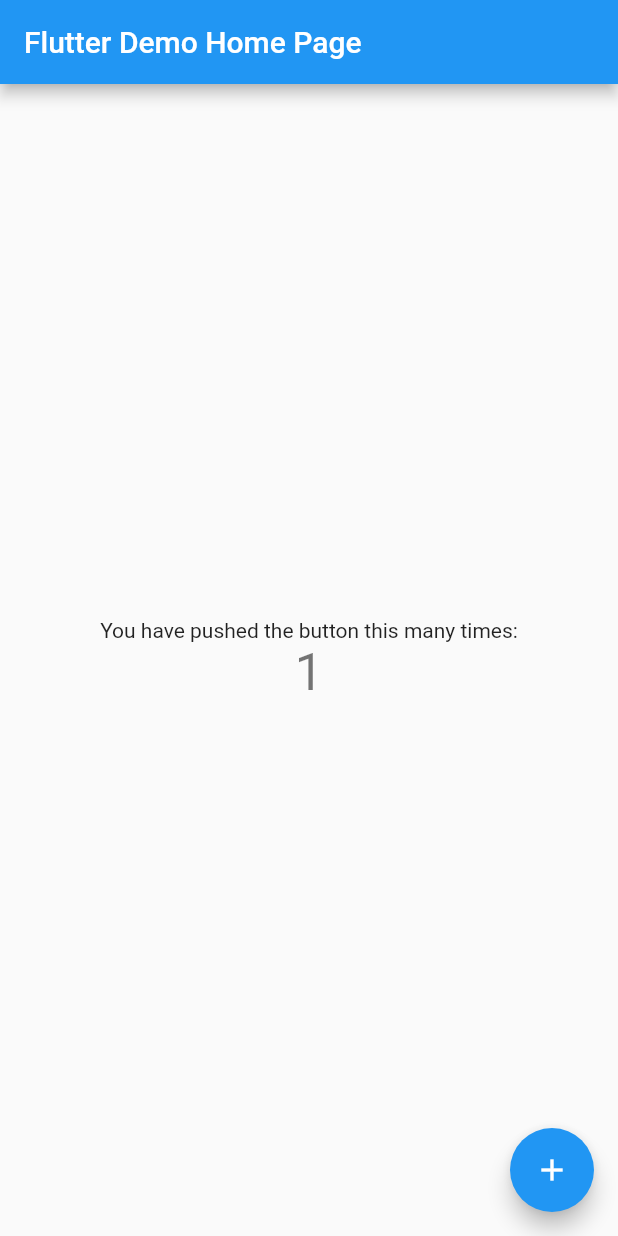
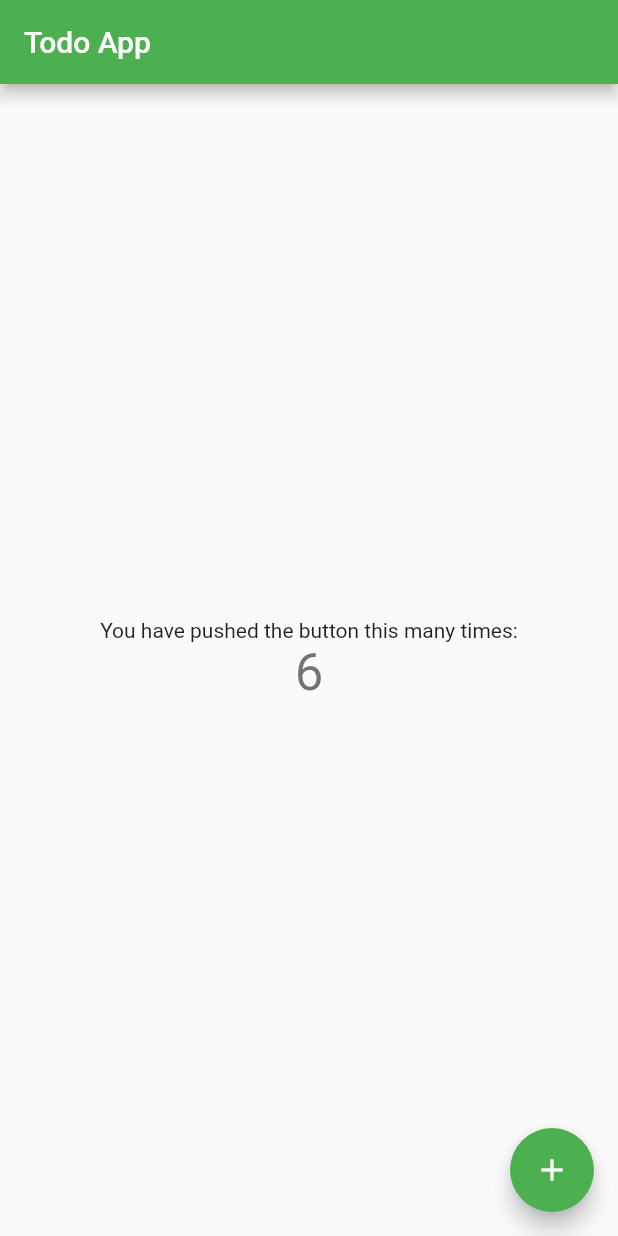
Before and after one commit to rookasrudzianskas/flutter-test, a Flutter app: the screen it shows after launch, after a tap on the "add" icon, on a phone screen of 412 x 824 dp. Run offline on Flutter 3.47's test engine with Material 2 defaults, Android fonts, the phone set to English and light mode, and no system bars.

Commit message:
Add a green theme
This is a commit message that describes the changes and the reasoning behind them.

This is a second paragraph.

This is a third paragraph.

```diff
--- a/lib/main.dart
+++ b/lib/main.dart
@@ -13,33 +13,15 @@ class MyApp extends StatelessWidget {
     return MaterialApp(
       title: 'Flutter Demo',
       theme: ThemeData(
-        // This is the theme of your application.
-        //
-        // Try running your application with "flutter run". You'll see the
-        // application has a blue toolbar. Then, without quitting the app, try
-        // changing the primarySwatch below to Colors.green and then invoke
-        // "hot reload" (press "r" in the console where you ran "flutter run",
-        // or simply save your changes to "hot reload" in a Flutter IDE).
-        // Notice that the counter didn't reset back to zero; the application
-        // is not restarted.
-        primarySwatch: Colors.blue,
+        primarySwatch: Colors.green,
       ),
-      home: const MyHomePage(title: 'Flutter Demo Home Page'),
+      home: const MyHomePage(title: 'Todo App'),
     );
   }
 }
 
 class MyHomePage extends StatefulWidget {
   const MyHomePage({super.key, required this.title});
-
-  // This widget is the home page of your application. It is stateful, meaning
-  // that it has a State object (defined below) that contains fields that affect
-  // how it looks.
-
-  // This class is the configuration for the state. It holds the values (in this
-  // case the title) provided by the parent (in this case the App widget) and
-  // used by the build method of the State. Fields in a Widget subclass are
-  // always marked "final".
 
   final String title;
 
@@ -52,32 +34,17 @@ class _MyHomePageState extends State<MyHomePage> {
 
   void _incrementCounter() {
     setState(() {
-      // This call to setState tells the Flutter framework that something has
-      // changed in this State, which causes it to rerun the build method below
-      // so that the display can reflect the updated values. If we changed
-      // _counter without calling setState(), then the build method would not be
-      // called again, and so nothing would appear to happen.
-      _counter++;
+      _counter = _counter + 6;
     });
   }
 
   @override
   Widget build(BuildContext context) {
-    // This method is rerun every time setState is called, for instance as done
-    // by the _incrementCounter method above.
-    //
-    // The Flutter framework has been optimized to make rerunning build methods
-    // fast, so that you can just rebuild anything that needs updating rather
-    // than having to individually change instances of widgets.
     return Scaffold(
       appBar: AppBar(
-        // Here we take the value from the MyHomePage object that was created by
-        // the App.build method, and use it to set our appbar title.
         title: Text(widget.title),
       ),
       body: Center(
-        // Center is a layout widget. It takes a single child and positions it
-        // in the middle of the parent.
         child: Column(
           // Column is also a layout widget. It takes a list of children and
           // arranges them vertically. By default, it sizes itself to fit its
```
